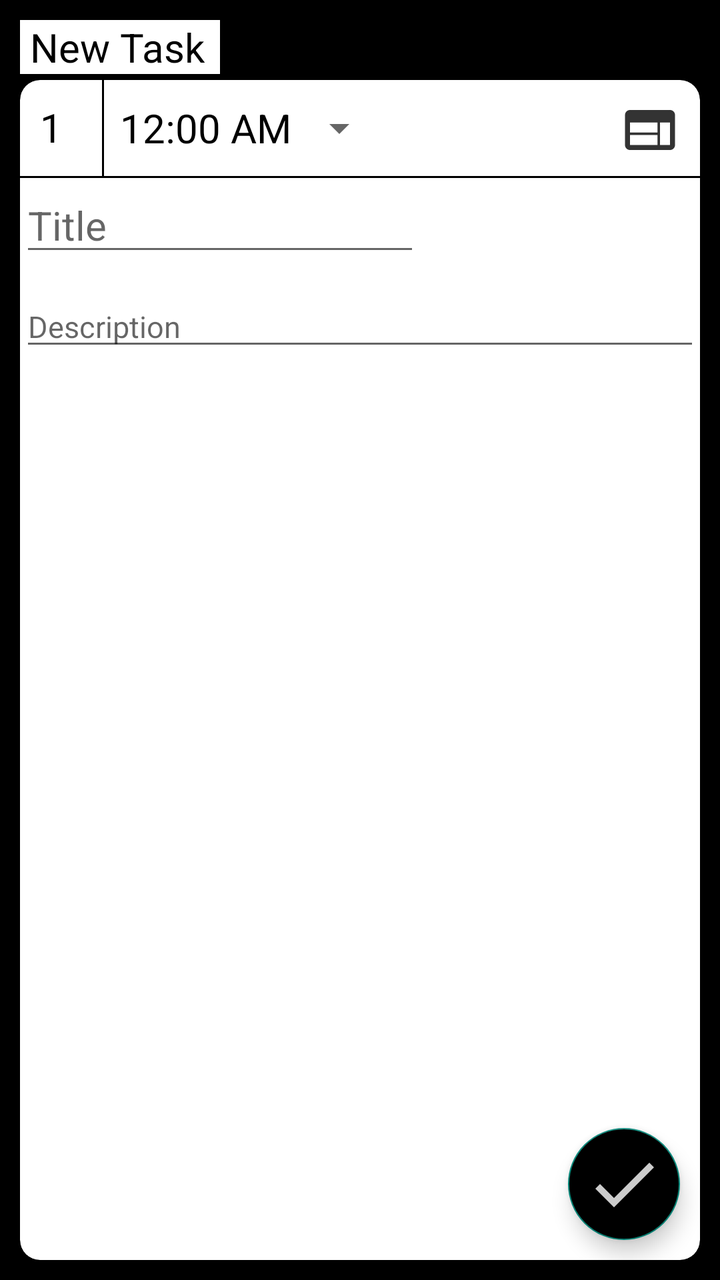
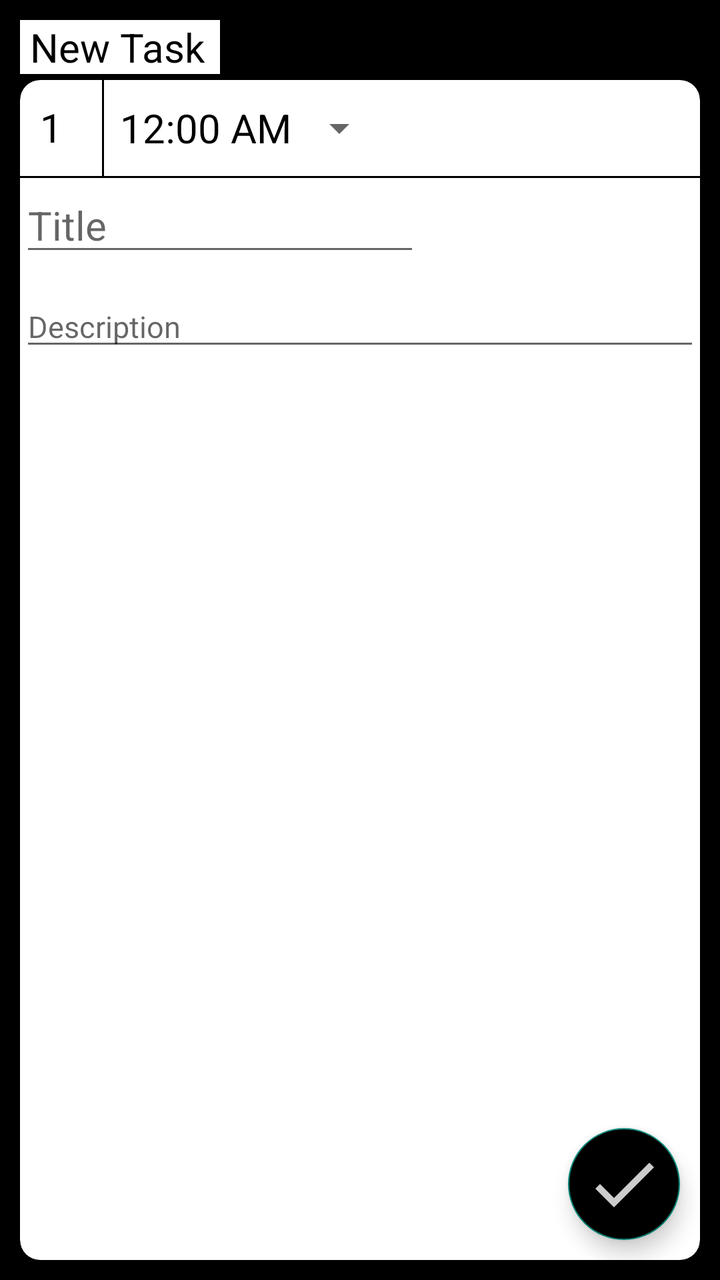

Before-and-after screenshots of an Android layout around one commit, followed by the original layout XML and the change that was made.
<!-- AndroidManifest.xml: application theme Theme.SchedulePlanner -->
<!-- res/layout/activity_create_task.xml -->
<?xml version="1.0" encoding="utf-8"?>
<RelativeLayout xmlns:android="http://schemas.android.com/apk/res/android"
    android:layout_width="match_parent"
    android:layout_height="match_parent"
    xmlns:app="http://schemas.android.com/apk/res-auto"
    android:background="@color/black">

    <TextView
        android:layout_width="100dp"
        android:layout_height="wrap_content"
        android:layout_marginStart="10dp"
        android:layout_marginTop="10dp"
        android:layout_marginEnd="10dp"
        android:layout_marginBottom="10dp"
        android:paddingStart="5dp"
        android:background="@color/white"
        android:text="New Task"
        android:textColor="@color/black"
        android:textSize="20dp" />

    <androidx.cardview.widget.CardView
        android:layout_width="match_parent"
        android:layout_height="match_parent"
        app:cardCornerRadius="10dp"
        android:layout_marginTop="40dp"
        android:layout_marginStart="10dp"
        android:layout_marginEnd="10dp"
        android:layout_marginBottom="10dp">

    <RelativeLayout
        android:layout_width="match_parent"
        android:layout_height="wrap_content">

        <TextView
            android:id="@+id/count"
            android:layout_width="30dp"
            android:layout_height="wrap_content"
            android:layout_marginStart="10dp"
            android:layout_marginTop="10dp"
            android:text="1"
            android:textColor="@color/black"
            android:textSize="20dp" />

        <View
            android:id="@+id/vertical_row"
            android:layout_width="1dp"
            android:layout_height="48dp"
            android:layout_marginStart="1dp"
            android:layout_marginTop="0dp"
            android:layout_toEndOf="@+id/count"
            android:background="#000000" />

        <Button
            android:id="@+id/timeButton"
            style="?android:spinnerStyle"
            android:layout_width="wrap_content"
            android:layout_height="wrap_content"
            android:layout_marginStart="10dp"
            android:layout_toEndOf="@id/count"
            android:onClick="popTimePicker"
            android:text="12:00 AM"
            android:textSize="20dp" />

        <ImageView
            android:layout_width="30dp"
            android:layout_height="30dp"
            android:layout_alignParentEnd="true"
            android:layout_marginTop="10dp"
            android:layout_marginEnd="10dp"
            android:src="@drawable/actionbar_menu" />
        <View
            android:id="@+id/horizontal_row"
            android:layout_width="match_parent"
            android:layout_height="1dp"
            android:layout_below="@id/timeButton"
            android:background="#000000" />

        <EditText
            android:id="@+id/title"
            android:layout_width="200dp"
            android:layout_height="wrap_content"
            android:layout_below="@id/horizontal_row"
            android:inputType="textCapWords"
            android:hint="Title"
            android:textSize="20dp" />

        <EditText
            android:id="@+id/description"
            android:layout_width="match_parent"
            android:layout_height="wrap_content"
            android:layout_below="@id/title"
            android:layout_marginTop="10dp"
            android:hint="Description"
            android:inputType="textMultiLine|textCapSentences"
            android:textSize="15dp" />

    </RelativeLayout>

        <com.google.android.material.floatingactionbutton.FloatingActionButton
            android:id="@+id/save_icon"
            android:layout_width="wrap_content"
            android:layout_height="wrap_content"
            android:layout_alignParentEnd="true"
            android:layout_alignParentBottom="true"
            android:layout_gravity="bottom|end"
            android:layout_marginEnd="10dp"
            android:layout_marginBottom="10dp"
            android:backgroundTint="#000000"
            android:clickable="true"
            android:focusable="true"
            android:src="@drawable/actionbar_save_task"
            app:maxImageSize="40dp"
            android:contentDescription="Save Task" />
    </androidx.cardview.widget.CardView>

</RelativeLayout>
<!-- resources referenced by this layout -->
<resources>
  <color name="black">#FF000000</color>
  <color name="white">#FFFFFFFF</color>
  <!-- drawable actionbar_menu (drawable-anydpi) -->
  <vector xmlns:android="http://schemas.android.com/apk/res/android"
      android:width="24dp"
      android:height="24dp"
      android:viewportWidth="24"
      android:viewportHeight="24"
      android:tint="#000000"
      android:alpha="0.8">
    <path
        android:fillColor="@android:color/white"
        android:pathData="M20,4L4,4c-1.1,0 -1.99,0.9 -1.99,2L2,18c0,1.1 0.9,2 2,2h16c1.1,0 2,-0.9 2,-2L22,6c0,-1.1 -0.9,-2 -2,-2zM15,18L4,18v-4h11v4zM15,13L4,13L4,9h11v4zM20,18h-4L16,9h4v9z"/>
  </vector>
  <!-- drawable actionbar_save_task (drawable-anydpi) -->
  <vector xmlns:android="http://schemas.android.com/apk/res/android"
      android:width="24dp"
      android:height="24dp"
      android:viewportWidth="24"
      android:viewportHeight="24"
      android:tint="#FFFFFF"
      android:alpha="0.8">
    <path
        android:fillColor="@android:color/white"
        android:pathData="M9,16.2L4.8,12l-1.4,1.4L9,19 21,7l-1.4,-1.4L9,16.2z"/>
  </vector>
  <style name="Theme.SchedulePlanner" parent="Theme.AppCompat.Light.NoActionBar">
          
          <item name="colorPrimary">@color/purple_500</item>
          <item name="colorPrimaryVariant">@color/purple_700</item>
          <item name="colorOnPrimary">@color/white</item>
          
          <item name="colorSecondary">@color/teal_200</item>
          <item name="colorSecondaryVariant">@color/teal_700</item>
          <item name="colorOnSecondary">@color/black</item>
          
          <item name="android:statusBarColor" tools:targetApi="l">?attr/colorPrimaryVariant</item>
          
          <item name="android:itemBackground">#ffffff</item>
          <item name="android:textColor">#000000</item>
          <item name="actionOverflowMenuStyle">@style/OverflowMenu</item>
          <item name="android:windowActivityTransitions">true</item>
          <item name="android:windowContentTransitions">true</item>
      </style>
  <color name="purple_500">#000000</color>
  <color name="purple_700">#000000</color>
  <color name="teal_200">#FF03DAC5</color>
  <color name="teal_700">#FF018786</color>
  <style name="OverflowMenu" parent="Widget.AppCompat.PopupMenu.Overflow">
          <item name="android:overlapAnchor">false</item>
          <item name="android:dropDownVerticalOffset">4.0dip</item>
      </style>
</resources>

<!-- the commit's change to res/layout/activity_create_task.xml (unified diff, before → after) -->
@@ -61,13 +61,6 @@
             android:text="12:00 AM"
             android:textSize="20dp" />
 
-        <ImageView
-            android:layout_width="30dp"
-            android:layout_height="30dp"
-            android:layout_alignParentEnd="true"
-            android:layout_marginTop="10dp"
-            android:layout_marginEnd="10dp"
-            android:src="@drawable/actionbar_menu" />
         <View
             android:id="@+id/horizontal_row"
             android:layout_width="match_parent"
@@ -80,8 +73,8 @@
             android:layout_width="200dp"
             android:layout_height="wrap_content"
             android:layout_below="@id/horizontal_row"
+            android:hint="Title"
             android:inputType="textCapWords"
-            android:hint="Title"
             android:textSize="20dp" />
 
         <EditText
<!-- resource entries referenced after the edit -->
@@ -2,18 +2,6 @@
 <resources>
   <color name="black">#FF000000</color>
   <color name="white">#FFFFFFFF</color>
-  <!-- drawable actionbar_menu (drawable-anydpi) -->
-  <vector xmlns:android="http://schemas.android.com/apk/res/android"
-      android:width="24dp"
-      android:height="24dp"
-      android:viewportWidth="24"
-      android:viewportHeight="24"
-      android:tint="#000000"
-      android:alpha="0.8">
-    <path
-        android:fillColor="@android:color/white"
-        android:pathData="M20,4L4,4c-1.1,0 -1.99,0.9 -1.99,2L2,18c0,1.1 0.9,2 2,2h16c1.1,0 2,-0.9 2,-2L22,6c0,-1.1 -0.9,-2 -2,-2zM15,18L4,18v-4h11v4zM15,13L4,13L4,9h11v4zM20,18h-4L16,9h4v9z"/>
-  </vector>
   <!-- drawable actionbar_save_task (drawable-anydpi) -->
   <vector xmlns:android="http://schemas.android.com/apk/res/android"
       android:width="24dp"
